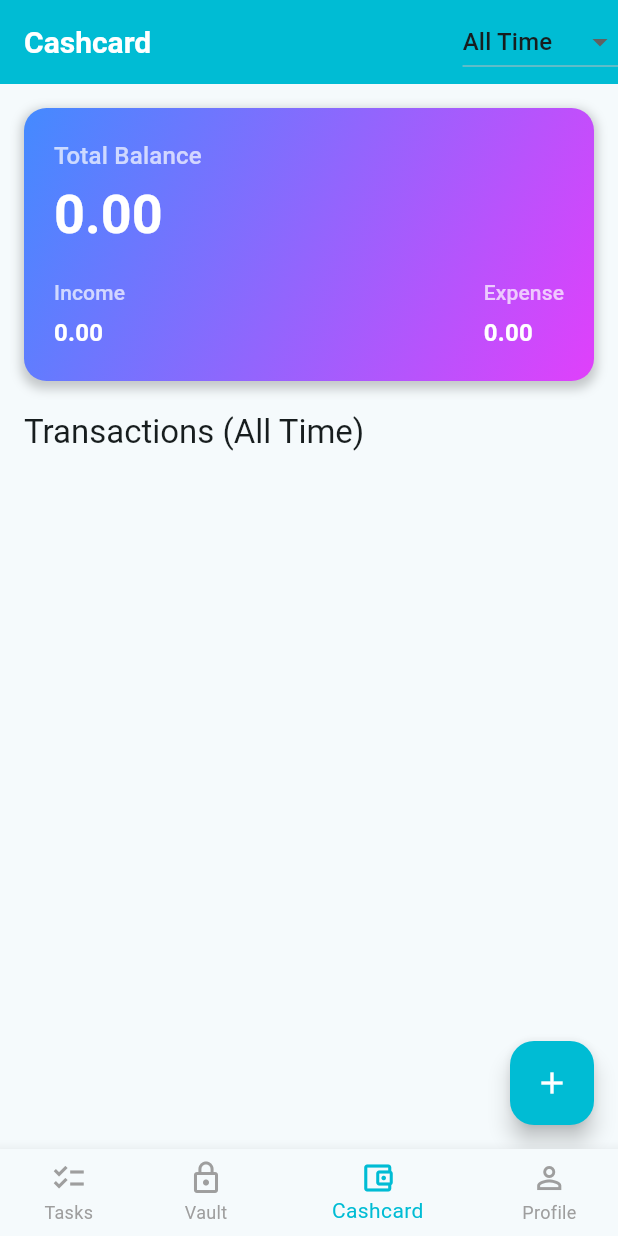
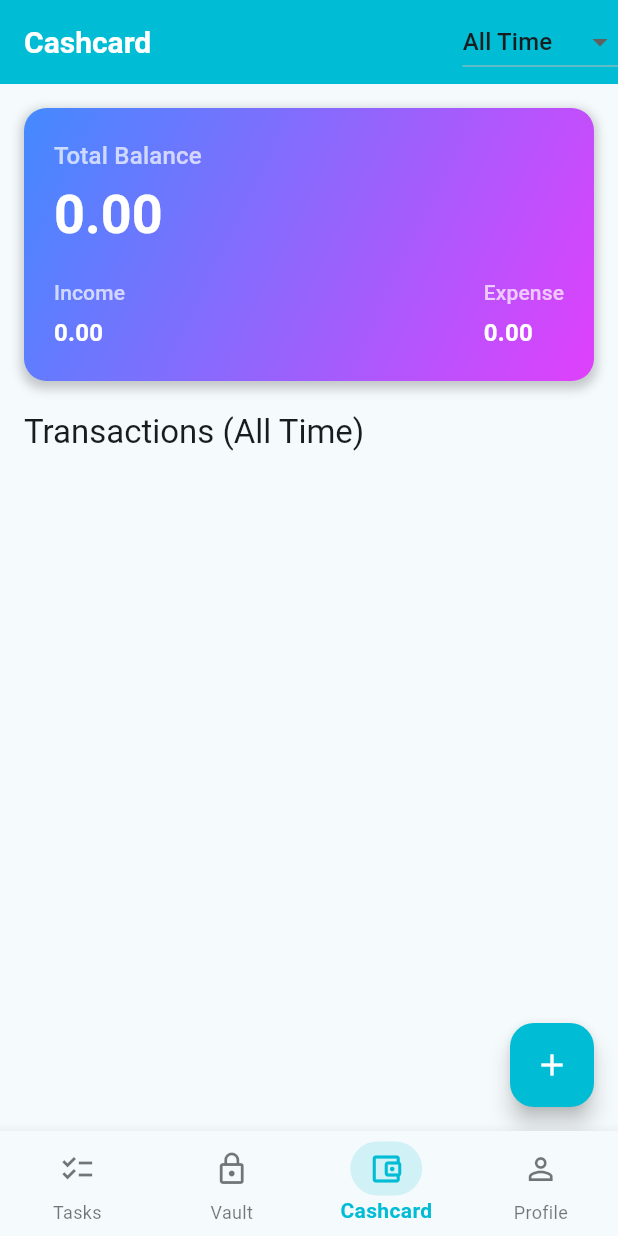
Before and after one commit to salkot25/task_management, a Flutter app: the CashcardPage screen opened by its route, on a phone screen of 412 x 824 dp. Run offline on Flutter 3.47's test engine with Material 3 defaults, Android fonts, the light colour scheme and no system bars; our stand-ins replace cloud_firestore, dartz, equatable, firebase_auth, firebase_core, go_router and 1 more; accounts and stored records are empty.

Commit message:
safe point

```diff
--- a/lib/features/cashcard/presentation/pages/cashcard_page.dart
+++ b/lib/features/cashcard/presentation/pages/cashcard_page.dart
@@ -118,10 +118,7 @@ class _CashcardPageState extends State<CashcardPage> {
   // Method to show the add transaction bottom modal
   void _showAddTransactionModal(BuildContext context) {
     // Get provider here to access selectedTransactionType for initial value
-    Provider.of<CashcardProvider>(
-      context,
-      listen: false,
-    );
+    Provider.of<CashcardProvider>(context, listen: false);
 
     showModalBottomSheet(
       context: context,
--- a/lib/main.dart
+++ b/lib/main.dart
@@ -1,4 +1,5 @@
 import 'package:flutter/material.dart';
+import 'package:myapp/features/task_planner/domain/repositories/task_repository.dart' as task_repository_impl;
 import 'package:provider/provider.dart';
 import 'package:go_router/go_router.dart';
 import 'dart:developer' as developer; // Import developer for logging
@@ -12,14 +13,18 @@ import 'firebase_options.dart';
 import 'package:cloud_firestore/cloud_firestore.dart'; // Import FirebaseFirestore
 
 // Import Auth Features
-import 'package:myapp/features/auth/data/datasources/auth_remote_data_source.dart';
-import 'package:myapp/features/auth/data/repositories/auth_repository_impl.dart';
-import 'package:myapp/features/auth/domain/repositories/profile_repository.dart'; // Import ProfileRepository
-import 'package:myapp/features/auth/domain/usecases/create_profile.dart'; // Import CreateProfile use case
-import 'package:myapp/features/auth/domain/usecases/get_profile.dart'; // Import GetProfile use case
-import 'package:myapp/features/auth/domain/usecases/update_profile.dart'; // Import UpdateProfile use case
-import 'package:myapp/features/auth/data/datasources/profile_firestore_data_source.dart'; // Import ProfileFirestoreDataSource
-import 'package:myapp/features/auth/data/repositories/profile_repository_impl.dart'; // Import ProfileRepositoryImpl
+import 'package:myapp/features/auth/data/datasources/auth_remote_data_source.dart'
+    as auth_remote_data_source;
+import 'package:myapp/features/auth/data/repositories/auth_repository_impl.dart'
+    as auth_repository_impl;
+import 'package:myapp/features/auth/domain/repositories/profile_repository.dart';
+import 'package:myapp/features/auth/domain/usecases/create_profile.dart';
+import 'package:myapp/features/auth/domain/usecases/get_profile.dart';
+import 'package:myapp/features/auth/domain/usecases/update_profile.dart';
+import 'package:myapp/features/auth/data/datasources/profile_firestore_data_source.dart'
+    as profile_firestore_data_source;
+import 'package:myapp/features/auth/data/repositories/profile_repository_impl.dart'
+    as profile_repository_impl;
 import 'package:myapp/features/auth/presentation/provider/auth_provider.dart';
 import 'package:myapp/features/auth/presentation/pages/login_page.dart';
 import 'package:myapp/features/auth/presentation/pages/register_page.dart';
@@ -27,20 +32,25 @@ import 'package:myapp/features/auth/presentation/pages/forgot_password_page.dart
 import 'package:myapp/features/auth/presentation/pages/profile_page.dart';
 
 // Import Account Features
-import 'package:myapp/features/account_management/data/datasources/account_firestore_data_source.dart';
-import 'package:myapp/features/account_management/data/repositories/account_repository_impl.dart';
+import 'package:myapp/features/account_management/data/datasources/account_firestore_data_source.dart'
+    as account_firestore_data_source;
+import 'package:myapp/features/account_management/data/repositories/account_repository_impl.dart'
+    as account_repository_impl;
 import 'package:myapp/features/account_management/presentation/provider/account_provider.dart';
 import 'package:myapp/features/account_management/presentation/pages/account_list_page.dart';
 
 // Import Task Planner Features
-import 'package:myapp/features/task_planner/data/datasources/task_firestore_data_source.dart';
+import 'package:myapp/features/task_planner/data/datasources/task_firestore_data_source.dart'
+    as task_firestore_data_source;
 import 'package:myapp/features/task_planner/domain/repositories/task_repository.dart';
 import 'package:myapp/features/task_planner/presentation/provider/task_provider.dart';
 import 'package:myapp/features/task_planner/presentation/pages/task_planner_page.dart';
 
 // Import Cashcard Features
-import 'package:myapp/features/cashcard/data/datasources/transaction_firestore_data_source.dart';
-import 'package:myapp/features/cashcard/data/repositories/transaction_repository_impl.dart';
+import 'package:myapp/features/cashcard/data/datasources/transaction_firestore_data_source.dart'
+    as transaction_firestore_data_source;
+import 'package:myapp/features/cashcard/data/repositories/transaction_repository_impl.dart'
+    as transaction_repository_impl;
 import 'package:myapp/features/cashcard/presentation/provider/cashcard_provider.dart';
 import 'package:myapp/features/cashcard/presentation/pages/cashcard_page.dart';
 
@@ -51,22 +61,25 @@ void main() async {
   await Firebase.initializeApp(options: DefaultFirebaseOptions.currentPlatform);
 
   // Dependency Injection Setup for Account Management (using Firestore)
-  final accountFirestoreDataSource = AccountFirestoreDataSourceImpl();
-  final accountRepository = AccountRepositoryImpl(
+  final accountFirestoreDataSource =
+      account_firestore_data_source.AccountFirestoreDataSourceImpl();
+  final accountRepository = account_repository_impl.AccountRepositoryImpl(
     firestoreDataSource: accountFirestoreDataSource,
   );
 
   // Dependency Injection Setup for Auth
-  final authRemoteDataSource = AuthRemoteDataSourceImpl();
-  final authRepository = AuthRepositoryImpl(
+  final authRemoteDataSource =
+      auth_remote_data_source.AuthRemoteDataSourceImpl();
+  final authRepository = auth_repository_impl.AuthRepositoryImpl(
     remoteDataSource: authRemoteDataSource,
   );
 
   // Dependency Injection Setup for Profile (using Firestore)
-  final profileFirestoreDataSource = ProfileFirestoreDataSourceImpl(
-    firestore: FirebaseFirestore.instance,
-  );
-  final profileRepository = ProfileRepositoryImpl(
+  final profileFirestoreDataSource =
+      profile_firestore_data_source.ProfileFirestoreDataSourceImpl(
+        firestore: FirebaseFirestore.instance,
+      );
+  final profileRepository = profile_repository_impl.ProfileRepositoryImpl(
     firestoreDataSource: profileFirestoreDataSource,
   );
   final createProfileUseCase = CreateProfile(profileRepository);
@@ -74,16 +87,19 @@ void main() async {
   final updateProfileUseCase = UpdateProfile(profileRepository);
 
   // Dependency Injection Setup for Task Planner (using Firestore)
-  final taskFirestoreDataSource = TaskFirestoreDataSourceImpl();
-  final taskRepository = TaskRepositoryImpl(
+  final taskFirestoreDataSource =
+      task_firestore_data_source.TaskFirestoreDataSourceImpl();
+  final taskRepository = task_repository_impl.TaskRepositoryImpl(
     firestoreDataSource: taskFirestoreDataSource,
   );
 
   // Dependency Injection Setup for Cashcard (using Firestore)
-  final transactionFirestoreDataSource = TransactionFirestoreDataSourceImpl();
-  final transactionRepository = TransactionRepositoryImpl(
-    transactionFirestoreDataSource,
-  );
+  final transactionFirestoreDataSource =
+      transaction_firestore_data_source.TransactionFirestoreDataSourceImpl();
+  final transactionRepository =
+      transaction_repository_impl.TransactionRepositoryImpl(
+        transactionFirestoreDataSource,
+      );
 
   runApp(
     MultiProvider(
@@ -163,32 +179,66 @@ class _MyAppState extends State<MyApp> {
               body:
                   navigationShell, // Display the currently selected branch's content
               bottomNavigationBar: BottomNavigationBar(
-                items: const <BottomNavigationBarItem>[
-                  BottomNavigationBarItem(
-                    icon: Icon(Icons.checklist_outlined),
-                    label: 'Tasks',
-                  ),
-                  BottomNavigationBarItem(
-                    icon: Icon(Icons.lock_outline),
-                    label: 'Vault',
-                  ),
-                  BottomNavigationBarItem(
-                    icon: Icon(Icons.account_balance_wallet_outlined),
-                    label: 'Cashcard',
-                  ),
-                  BottomNavigationBarItem(
-                    icon: Icon(Icons.person_outline),
-                    label: 'Profile',
-                  ),
-                ],
+                type:
+                    BottomNavigationBarType
+                        .fixed, // Ensure items are fixed width
+                backgroundColor:
+                    Theme.of(context).colorScheme.surface, // Light background
+                selectedItemColor:
+                    Theme.of(
+                      context,
+                    ).colorScheme.primary, // Accent color for selected
+                unselectedItemColor: Theme.of(
+                  context,
+                ).colorScheme.onSurface.withOpacity(
+                  0.6,
+                ), // Darker color with opacity for unselected
+                showUnselectedLabels: true,
+                selectedLabelStyle: const TextStyle(
+                  fontWeight: FontWeight.bold,
+                ), // Optional: make selected label bold
+                unselectedLabelStyle: const TextStyle(
+                  fontWeight: FontWeight.normal,
+                ), // Optional: make unselected label normal
                 currentIndex: navigationShell.currentIndex,
-                selectedItemColor: Theme.of(context).colorScheme.primary,
-                unselectedItemColor: Colors.grey,
-                showUnselectedLabels: true,
                 onTap: (index) {
                   // Use the navigationShell to navigate to the selected branch
                   navigationShell.goBranch(index);
                 },
+                items: [
+                  BottomNavigationBarItem(
+                    icon: _buildNavItemIcon(
+                      Icons.checklist_outlined,
+                      navigationShell.currentIndex == 0,
+                      context,
+                    ), // Custom icon builder
+                    label: 'Tasks',
+                  ),
+                  BottomNavigationBarItem(
+                    icon: _buildNavItemIcon(
+                      Icons.lock_outline,
+                      navigationShell.currentIndex == 1,
+                      context,
+                    ), // Custom icon builder
+                    label: 'Vault',
+                  ),
+                  BottomNavigationBarItem(
+                    icon: _buildNavItemIcon(
+                      Icons.account_balance_wallet_outlined,
+                      navigationShell.currentIndex == 2,
+                      context,
+                    ), // Custom icon builder
+                    label: 'Cashcard',
+                  ),
+                  BottomNavigationBarItem(
+                    icon: _buildNavItemIcon(
+                      Icons.person_outline,
+                      navigationShell.currentIndex == 3,
+                      context,
+                    ), // Custom icon builder
+                    label: 'Profile',
+                  ),
+                ],
               ),
             );
           },
@@ -281,6 +331,36 @@ class _MyAppState extends State<MyApp> {
     );
   }
 
+  // Helper method to build custom nav bar item icon
+  Widget _buildNavItemIcon(
+    IconData iconData,
+    bool isSelected,
+    BuildContext context,
+  ) {
+    return Container(
+      padding: const EdgeInsets.symmetric(
+        horizontal: 12.0,
+        vertical: 6.0,
+      ), // Adjust padding for the background
+      decoration:
+          isSelected
+              ? BoxDecoration(
+                color: Theme.of(context).colorScheme.primary.withOpacity(
+                  0.15,
+                ), // Light accent color background
+                borderRadius: BorderRadius.circular(20.0), // Rounded corners
+              )
+              : null, // No decoration when not selected
+      child: Icon(
+        iconData,
+        color:
+            isSelected
+                ? Theme.of(context).colorScheme.primary
+                : Theme.of(context).colorScheme.onSurface.withOpacity(0.6),
+      ), // Apply colors here
+    );
+  }
+
   @override
   Widget build(BuildContext context) {
     return MaterialApp.router(
```
Also changed, not shown: 1 other file.
